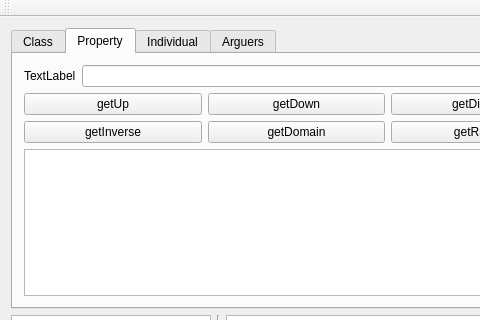
Before: the Qt Designer form ui/ontologui.ui in sarthou/ontologenius, drawn with Qt 5; both pictures show x 0 to 480 and y 0 to 320 of the 593 by 493 pixel window.
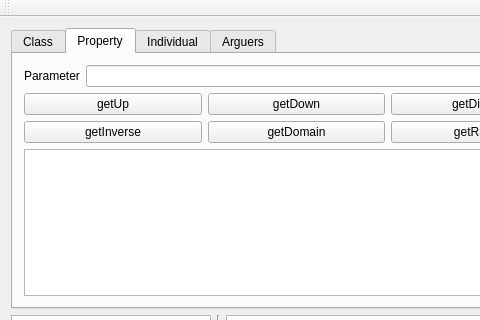
After: the same form once the commit is applied. The open tabs and pages were chosen to show the change. Custom widgets are drawn as their Qt base class.

What changed in the file:
```diff
--- a/ui/ontologui.ui
+++ b/ui/ontologui.ui
@@ -110,7 +110,7 @@
           <item>
            <widget class="QLabel" name="label_2">
             <property name="text">
-             <string>TextLabel</string>
+             <string>Parameter</string>
             </property>
            </widget>
           </item>
```
Left out of the diff: 2 changed lines with no effect on the pictures.
